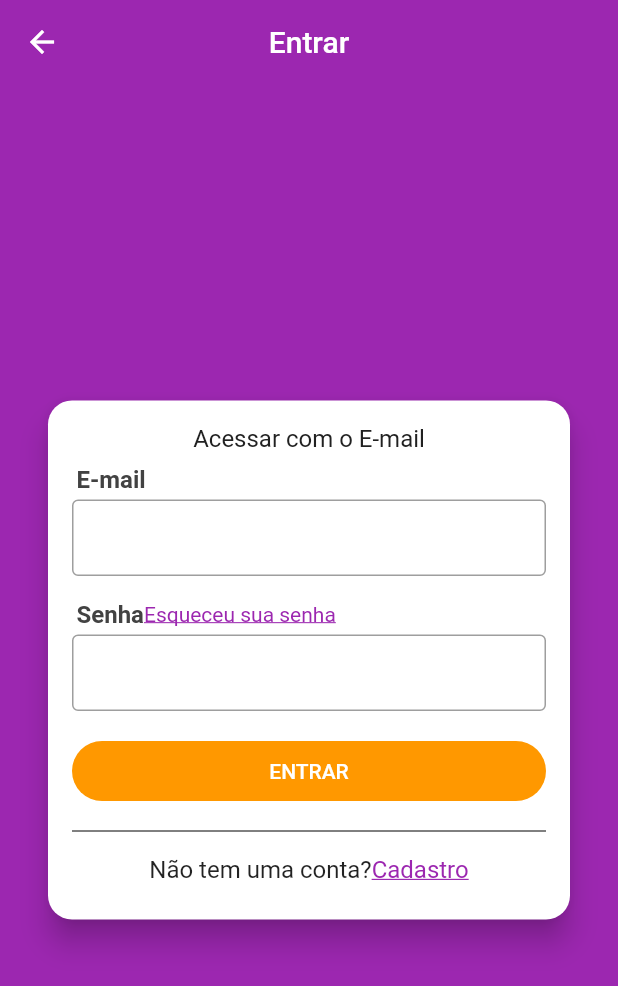
After one commit to Luiz-fss/xlo_parseServe_Mobx, a Flutter app: the screen it shows after launch, in the side drawer, after a tap on "Acesse sua conta agora!", on a phone screen of 412 x 824 dp. The commit adds this screen. Shown: the top 986 px of the screen. Run offline on Flutter 3.47's test engine with Material 2 defaults, Android fonts, the phone set to English and light mode, and no system bars; our stand-ins replace get_it, mobx, parse_server_sdk; generated files the repository leaves out were written again.

Commit message:
Tela de Login

```diff
--- a/lib/components/custom_drawer/custom_drawer_header.dart
+++ b/lib/components/custom_drawer/custom_drawer_header.dart
@@ -1,9 +1,18 @@
 import 'package:flutter/material.dart';
+import 'package:xlo_mobx_parse_server/screens/login/login_screen.dart';
 
 class CustomDrawerHeader extends StatelessWidget {
   @override
   Widget build(BuildContext context) {
-    return Container(
+    return GestureDetector(
+      onTap: (){
+        //fechando o drawer para não ficar sobreposto
+        Navigator.of(context).pop();
+        Navigator.push(context, MaterialPageRoute(
+          builder: (context) => LoginScreen()
+        ));
+      },
+      child: Container(
         color: Colors.purple,
         height: 95,
         padding: const EdgeInsets.symmetric(horizontal: 20),
@@ -37,6 +46,7 @@ class CustomDrawerHeader extends StatelessWidget {
             )
           ],
         ),
+      ),
     );
   }
 }
--- a/lib/main.dart
+++ b/lib/main.dart
@@ -43,7 +43,12 @@ class MyApp extends StatelessWidget {
       title: 'XLO',
       debugShowCheckedModeBanner: false,
       theme: ThemeData(
-        primarySwatch: Colors.blue,
+        primarySwatch: Colors.purple,
+        scaffoldBackgroundColor: Colors.purple,
+        appBarTheme: AppBarTheme(
+          elevation: 0
+        ),
+        cursorColor: Colors.orange,
         visualDensity: VisualDensity.adaptivePlatformDensity,
       ),
       home: BaseScreen(),
--- a/lib/screens/home/home_screen.dart
+++ b/lib/screens/home/home_screen.dart
@@ -4,9 +4,12 @@ import 'package:xlo_mobx_parse_server/components/custom_drawer/custom_drawer.dar
 class HomeScreen extends StatelessWidget {
   @override
   Widget build(BuildContext context) {
-    return Scaffold(
-      appBar: AppBar(),
-      drawer: CustomDrawer(),
+    return SafeArea(
+
+      child: Scaffold(
+        appBar: AppBar(),
+        drawer: CustomDrawer(),
+      ),
     );
   }
 }
--- /dev/null
+++ b/lib/screens/login/login_screen.dart
@@ -0,0 +1,155 @@
+import 'package:flutter/cupertino.dart';
+import 'package:flutter/material.dart';
+
+class LoginScreen extends StatelessWidget {
+  @override
+  Widget build(BuildContext context) {
+    return Scaffold(
+      appBar: AppBar(
+        title: const Text(
+          "Entrar"
+        ),
+        centerTitle: true,
+      ),
+      body: Container(
+        alignment: Alignment.center,
+        child: SingleChildScrollView(
+          child: Card(
+            margin: const EdgeInsets.symmetric(horizontal: 32),
+            shape: RoundedRectangleBorder(
+              borderRadius: BorderRadius.circular(16)
+            ),
+            elevation: 8,
+            child: Padding(
+              padding: const EdgeInsets.all(16),
+              child: Column(
+                crossAxisAlignment: CrossAxisAlignment.stretch,
+                mainAxisSize: MainAxisSize.min,
+                children: [
+                  //entrar com facebook
+                  //divisor
+
+                  //campo email
+                  Text(
+                    "Acessar com o E-mail",
+                    textAlign: TextAlign.center,
+                    style: TextStyle(
+                      fontSize: 16,
+                      color: Colors.grey[900]
+                    ),
+                  ),
+
+                  Padding(
+                    padding: const EdgeInsets.only(left: 3,bottom: 4, top: 8),
+                    child: Text(
+                      "E-mail",
+                      style: TextStyle(
+                        color: Colors.grey[800],
+                        fontSize: 16,
+                        fontWeight: FontWeight.w700
+                      ),
+                    ),
+                  ),
+                  TextField(
+                    decoration: InputDecoration(
+                      border: const OutlineInputBorder(),
+                      isDense: true
+                    ),
+                    keyboardType: TextInputType.emailAddress,
+                  ),
+
+                  const SizedBox(height: 16,),
+                  //campo senha
+                  Padding(
+                    padding: const EdgeInsets.only(left: 3,bottom: 4),
+                    child: Row(
+                      children: [
+                        Text(
+                          "Senha",
+                          style: TextStyle(
+                            color: Colors.grey[800],
+                            fontSize: 16,
+                            fontWeight: FontWeight.w700
+                          ),
+                        ),
+                        GestureDetector(
+                          child: Text(
+                            "Esqueceu sua senha",
+                            style: TextStyle(
+                              decoration: TextDecoration.underline,
+                              color: Colors.purple
+                            ),
+                          ),
+                          onTap: (){},
+                        ),
+                      ],
+                    ),
+                  ),
+                  TextField(
+                    decoration: InputDecoration(
+                      border: OutlineInputBorder(),
+                      isDense: true
+                    ),
+                    obscureText: true,
+                  ),
+
+                  //botão de login
+                  Container(
+                    margin: const EdgeInsets.only(top: 20,bottom: 12),
+                    height: 40,
+                    child: RaisedButton(
+                      color: Colors.orange,
+                      child: Text(
+                        "ENTRAR",
+                      ),
+                      textColor: Colors.white,
+                      elevation: 0,
+                      shape: RoundedRectangleBorder(
+                        borderRadius: BorderRadius.circular(20)
+                      ),
+                      onPressed: (){},
+                    ),
+                  ),
+
+                  Divider(color: Colors.black,),
+                  //acessar cadastro
+                  Padding(
+                    padding: const EdgeInsets.symmetric(vertical: 8),
+                    child: Wrap(
+                      /*Wrap serve para quando não couber na mesma linha
+                      * levar o texto para a linha debaixo*/
+                      alignment: WrapAlignment.center,
+                      children: [
+                        const Text(
+                          "Não tem uma conta?",
+                          style: TextStyle(
+                            fontSize: 16
+                          ),
+                        ),
+                        GestureDetector(
+                          onTap: (){
+                            //Navigator.push(context, MaterialPageRoute(
+                              //  builder: (context)=> SignUpScreen()
+                            //));
+                          },
+                          child: Text(
+                            "Cadastro",
+                            style: TextStyle(
+                              decoration: TextDecoration.underline,
+                              color: Colors.purple,
+                              fontSize: 16
+                            ),
+                          ),
+                        )
+                      ],
+                    ),
+                  )
+                ],
+              ),
+            )
+          ),
+        ),
+      ),
+    );
+  }
+}
```
Lines whose indentation alone changed are shown as unchanged.
